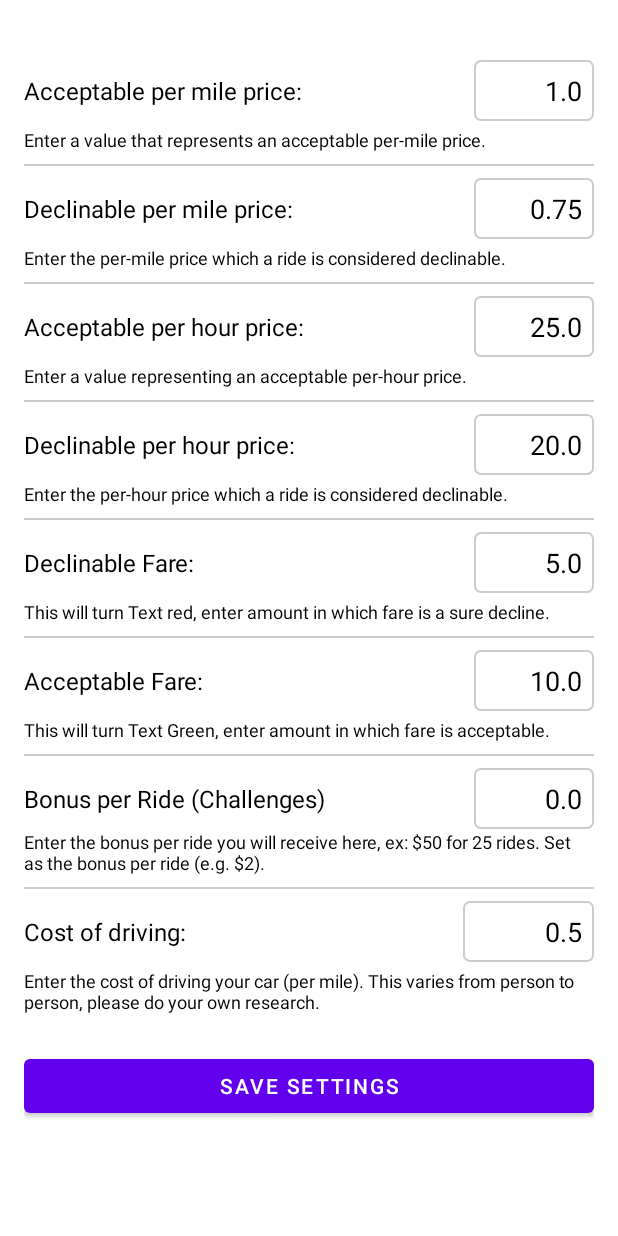
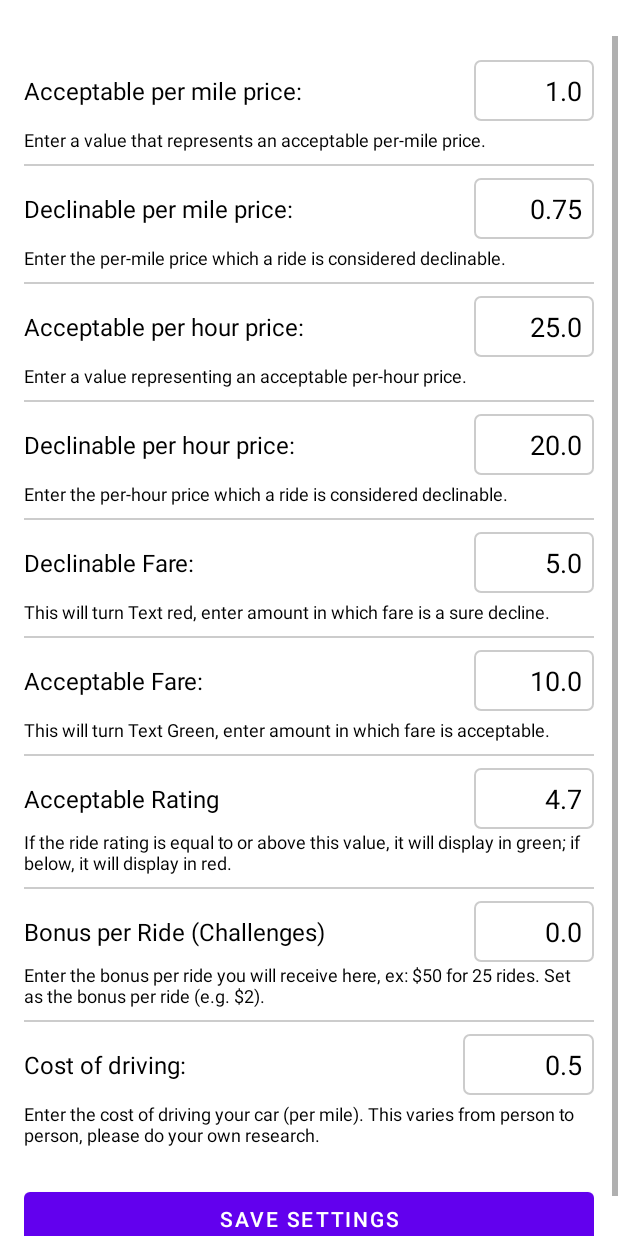
Before and after one commit to Jizar07/RideTracker, an Android app: the SettingsActivity screen opened directly, with no data from a screen before it, on a phone screen of 412 x 824 dp. Run offline under Robolectric (Android 15) with nearby library versions, the phone set to English and light mode, and no system bars.

```diff
--- a/app/src/main/java/com/stoffeltech/ridetracker/SettingsActivity.kt
+++ b/app/src/main/java/com/stoffeltech/ridetracker/SettingsActivity.kt
@@ -41,10 +41,10 @@ class SettingsActivity : AppCompatActivity() {
         val etDeclineHour = findViewById<EditText>(R.id.etDeclineHour)
         val etFareLow = findViewById<EditText>(R.id.etFareLow)
         val etFareHigh = findViewById<EditText>(R.id.etFareHigh)
-        val btnSave = findViewById<Button>(R.id.btnSaveSettings)
+        val etAcceptRating = findViewById<EditText>(R.id.etAcceptRating)
         val etBonusRide = findViewById<EditText>(R.id.etBonusRide)
         val etCostDriving = findViewById<EditText>(R.id.etCostDriving)
-
+        val btnSave = findViewById<Button>(R.id.btnSaveSettings)
 
         // Load stored values (or default ones)
         etAcceptMile.setText(prefs.getFloat(KEY_ACCEPT_MILE, 1.0f).toString())
@@ -53,9 +53,9 @@ class SettingsActivity : AppCompatActivity() {
         etDeclineHour.setText(prefs.getFloat(KEY_DECLINE_HOUR, 20.0f).toString())
         etFareLow.setText(prefs.getFloat(KEY_FARE_LOW, 5.0f).toString())
         etFareHigh.setText(prefs.getFloat(KEY_FARE_HIGH, 10.0f).toString())
+        etAcceptRating.setText(prefs.getFloat(KEY_RATING_THRESHOLD, 4.70f).toString())
         etBonusRide.setText(prefs.getFloat(KEY_BONUS_RIDE, 0.0f).toString())
         etCostDriving.setText(prefs.getFloat(KEY_COST_DRIVING, 0.5f).toString())
-
 
         btnSave.setOnClickListener {
             // Save values to SharedPreferences
@@ -66,6 +66,7 @@ class SettingsActivity : AppCompatActivity() {
             editor.putFloat(KEY_DECLINE_HOUR, etDeclineHour.text.toString().toFloatOrNull() ?: 20.0f)
             editor.putFloat(KEY_FARE_LOW, etFareLow.text.toString().toFloatOrNull() ?: 5.0f)
             editor.putFloat(KEY_FARE_HIGH, etFareHigh.text.toString().toFloatOrNull() ?: 10.0f)
+            editor.putFloat(KEY_RATING_THRESHOLD, etAcceptRating.text.toString().toFloatOrNull() ?: 4.70f)
             editor.putFloat(KEY_BONUS_RIDE, etBonusRide.text.toString().toFloatOrNull() ?: 0.0f)
             editor.putFloat(KEY_COST_DRIVING, etCostDriving.text.toString().toFloatOrNull() ?: 0.5f)
 
--- a/app/src/main/res/layout/activity_settings.xml
+++ b/app/src/main/res/layout/activity_settings.xml
@@ -287,7 +287,50 @@
             android:layout_marginTop="8dp"
             android:layout_marginBottom="8dp" />
 
-    <!-- Bonus Challenges -->
+    <!-- Acceptable Rating Setting -->
+    <LinearLayout
+        android:id="@+id/acceptRatingSetting"
+        android:layout_width="match_parent"
+        android:layout_height="wrap_content"
+        android:orientation="horizontal"
+        android:gravity="center_vertical">
+        <TextView
+            android:id="@+id/tvAcceptRatingTitle"
+            android:layout_width="0dp"
+            android:layout_weight="1"
+            android:layout_height="wrap_content"
+            android:text="Acceptable Rating"
+            android:textColor="@color/black"
+            android:textSize="16sp" />
+        <EditText
+            android:id="@+id/etAcceptRating"
+            android:layout_width="wrap_content"
+            android:layout_height="wrap_content"
+            android:layout_marginStart="8dp"
+            android:background="@drawable/box_background"
+            android:inputType="numberDecimal"
+            android:textColor="@color/black"
+            android:textColorHint="@color/black"
+            android:padding="8dp"
+            android:minWidth="80dp"
+            android:gravity="end"
+            android:hint="13.0" />
+    </LinearLayout>
+        <TextView
+            android:id="@+id/tvAcceptRatingDesc"
+            android:layout_width="wrap_content"
+            android:layout_height="wrap_content"
+            android:text="If the ride rating is equal to or above this value, it will display in green; if below, it will display in red."
+            android:textColor="@color/black"
+            android:textSize="12sp" />
+        <View
+            android:layout_width="match_parent"
+            android:layout_height="1dp"
+            android:background="#CCCCCC"
+            android:layout_marginTop="8dp"
+            android:layout_marginBottom="8dp" />
+
+        <!-- Bonus Challenges -->
     <LinearLayout
         android:layout_width="match_parent"
         android:layout_height="wrap_content"
--- a/app/src/main/res/values/strings.xml
+++ b/app/src/main/res/values/strings.xml
@@ -10,4 +10,6 @@
     <string name="menu_home">Home</string>
     <string name="menu_gallery">Gallery</string>
     <string name="menu_slideshow">Slideshow</string>
+    <string name="accessibility_service_description">Accessibility Service</string>
+
 </resources>
```
Also changed, not shown: app/src/main/AndroidManifest.xml (+24 -1 lines), app/src/main/java/com/stoffeltech/ridetracker/MainActivity.kt (+77 -0 lines), app/src/main/java/com/stoffeltech/ridetracker/services/AccessibilityService.kt (added, +302 -0 lines), app/src/main/java/com/stoffeltech/ridetracker/services/FloatingOverlayService.kt (+9 -0 lines), app/src/main/java/com/stoffeltech/ridetracker/services/ScreenCaptureService.kt (+18 -6 lines), app/src/main/java/com/stoffeltech/ridetracker/uber/UberParser.kt (+13 -3 lines), app/src/main/res/xml/accessibility_service_config.xml (added, +10 -0 lines).
